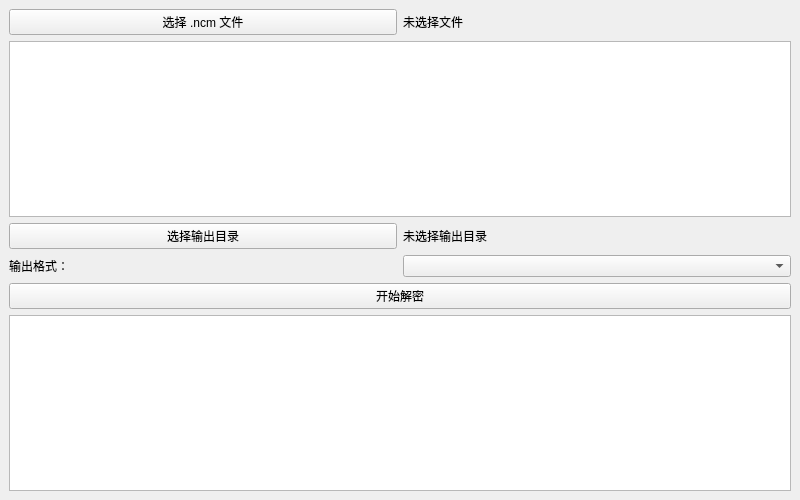
Above: MainWindow.ui from sqliu07/ncmdump_gui before the change. Below: the same form after it.
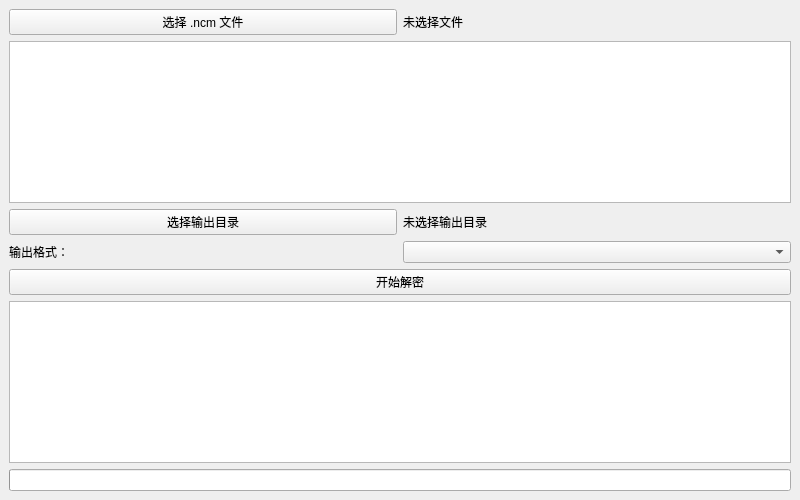
That is the form after the change.

```diff
--- a/MainWindow.ui
+++ b/MainWindow.ui
@@ -93,6 +93,9 @@
       </property>
      </widget>
     </item>
+    <item>
+      <widget class="QProgressBar" name="progressBar"/>
+    </item>
    </layout>
   </widget>
  </widget>
```
